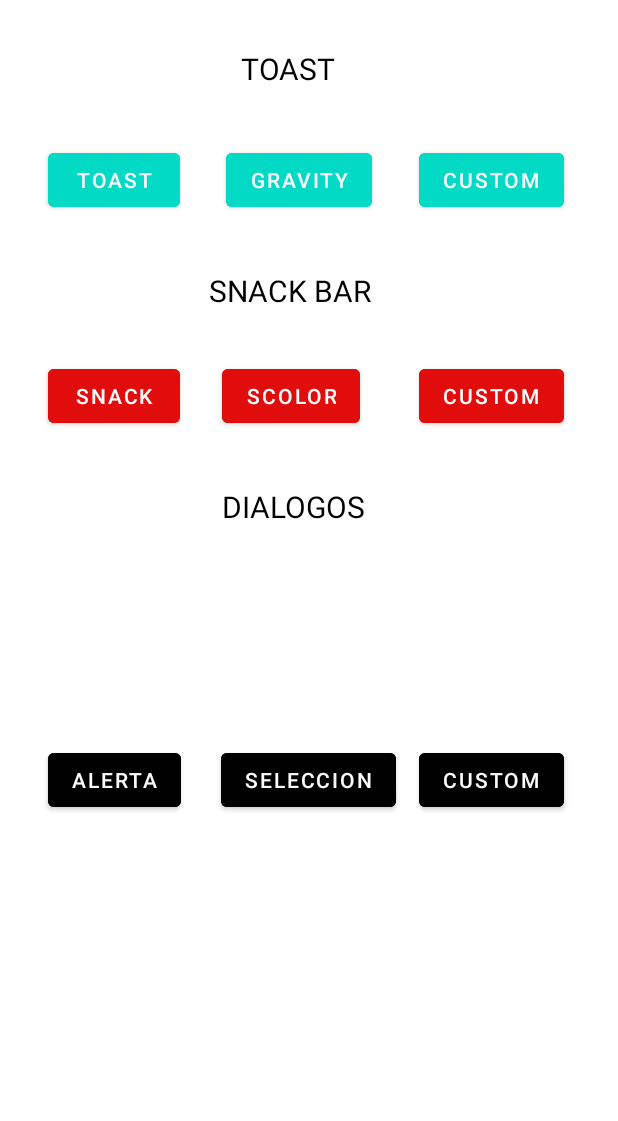
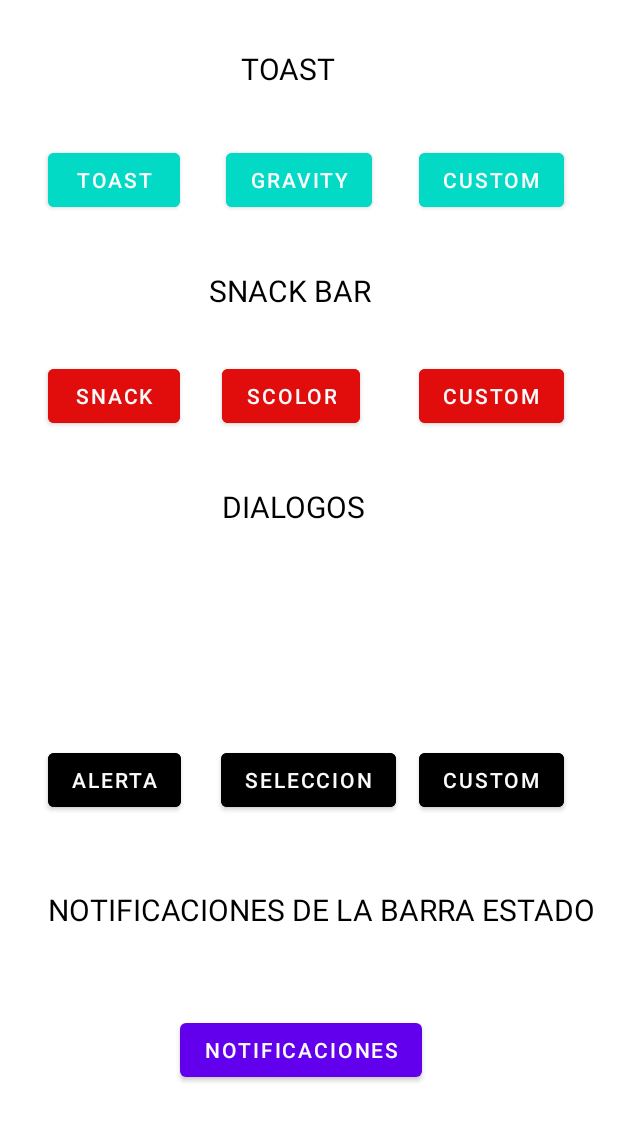
Before and after one commit to cHaC0ne/Notificaciones, an Android app: the layout activity_main.xml on its own in the app's theme, with its tools: preview values and no code run, on a phone screen of 412 x 824 dp. Shown: the top 1121 px of the screen. Run offline under Robolectric (Android 15) with nearby library versions, the phone set to English and light mode, and no system bars.

Commit message:
FINAL PROYECTO NOTIFICACION

```diff
--- a/app/src/main/AndroidManifest.xml
+++ b/app/src/main/AndroidManifest.xml
@@ -14,6 +14,9 @@
         android:theme="@style/Theme.Notificaciones"
         tools:targetApi="31">
         <activity
+            android:name=".ActividadResultado"
+            android:exported="false" />
+        <activity
             android:name=".MainActivity"
             android:exported="true">
             <intent-filter>
--- a/app/src/main/res/layout/activity_main.xml
+++ b/app/src/main/res/layout/activity_main.xml
@@ -134,7 +134,7 @@
         android:layout_width="wrap_content"
         android:layout_height="wrap_content"
         android:orientation="horizontal"
-        app:layout_constraintGuide_begin="528dp" />
+        app:layout_constraintGuide_begin="489dp" />
 
     <TextView
         android:id="@+id/TVtiTULO"
@@ -172,4 +172,28 @@
         app:layout_constraintStart_toStartOf="parent"
         app:layout_constraintTop_toTopOf="parent" />
 
+    <TextView
+        android:id="@+id/tvNotificaciones"
+        android:layout_width="wrap_content"
+        android:layout_height="wrap_content"
+        android:layout_marginStart="32dp"
+        android:layout_marginBottom="204dp"
+        android:text="NOTIFICACIONES DE LA BARRA ESTADO"
+        android:textColor="@color/black"
+        android:textSize="20sp"
+        app:layout_constraintBottom_toBottomOf="parent"
+        app:layout_constraintStart_toStartOf="parent" />
+
+    <Button
+        android:id="@+id/bNotificaciones"
+        android:layout_width="wrap_content"
+        android:layout_height="wrap_content"
+        android:layout_marginStart="120dp"
+        android:layout_marginBottom="100dp"
+        android:onClick="notificacion"
+
+        android:text="NOTIFICACIONES"
+        app:layout_constraintBottom_toBottomOf="parent"
+        app:layout_constraintStart_toStartOf="parent" />
+
 </androidx.constraintlayout.widget.ConstraintLayout>
--- a/app/src/main/res/values/strings.xml
+++ b/app/src/main/res/values/strings.xml
@@ -2,4 +2,7 @@
     <string name="app_name">notificaciones</string>
     <string name="cancelar">CANCELAR</string>
     <string name="aceptar">ACEPTAR</string>
+    <string name="notificacionTitulo">NOTIFICACION</string>
+    <string name="notificacionContent">Este es mi ejemplo de notificacion</string>
+
 </resources>
```
Also changed, not shown: app/src/main/java/com/example/notificaciones/ActividadResultado.kt (added, +11 -0 lines), app/src/main/java/com/example/notificaciones/MainActivity.kt (+51 -0 lines), app/src/main/res/layout/activity_actividad_resultado.xml (added, +30 -0 lines), app/src/main/res/drawable/file.png (added), app/src/main/res/drawable/icono_not.png (added).
